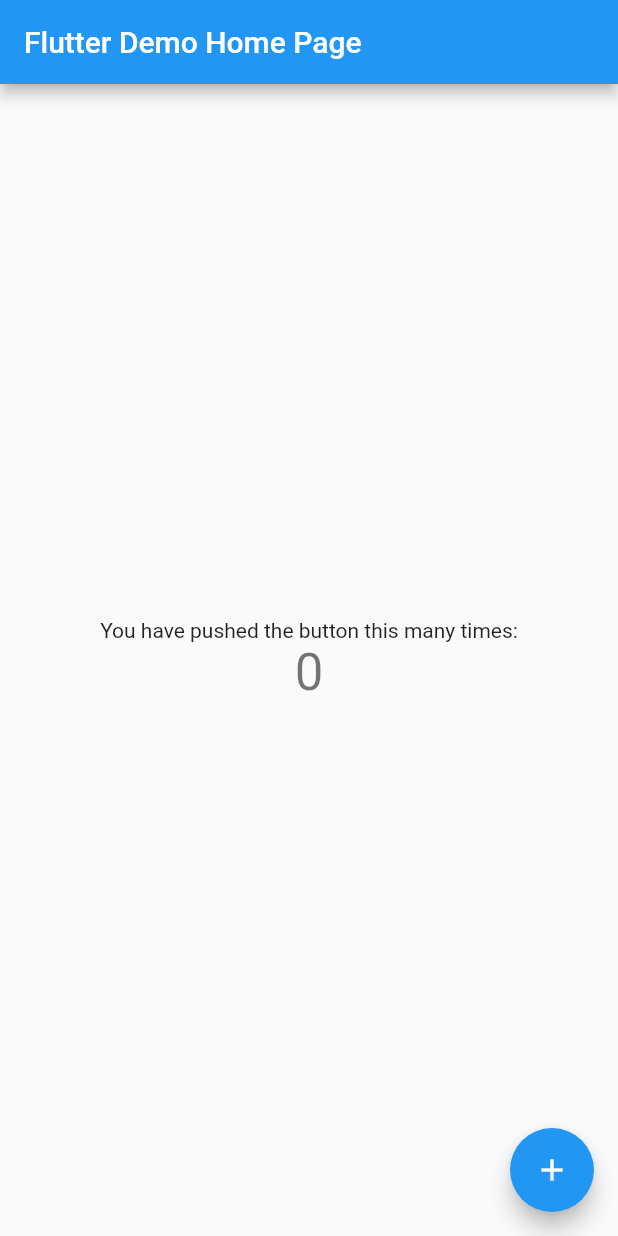
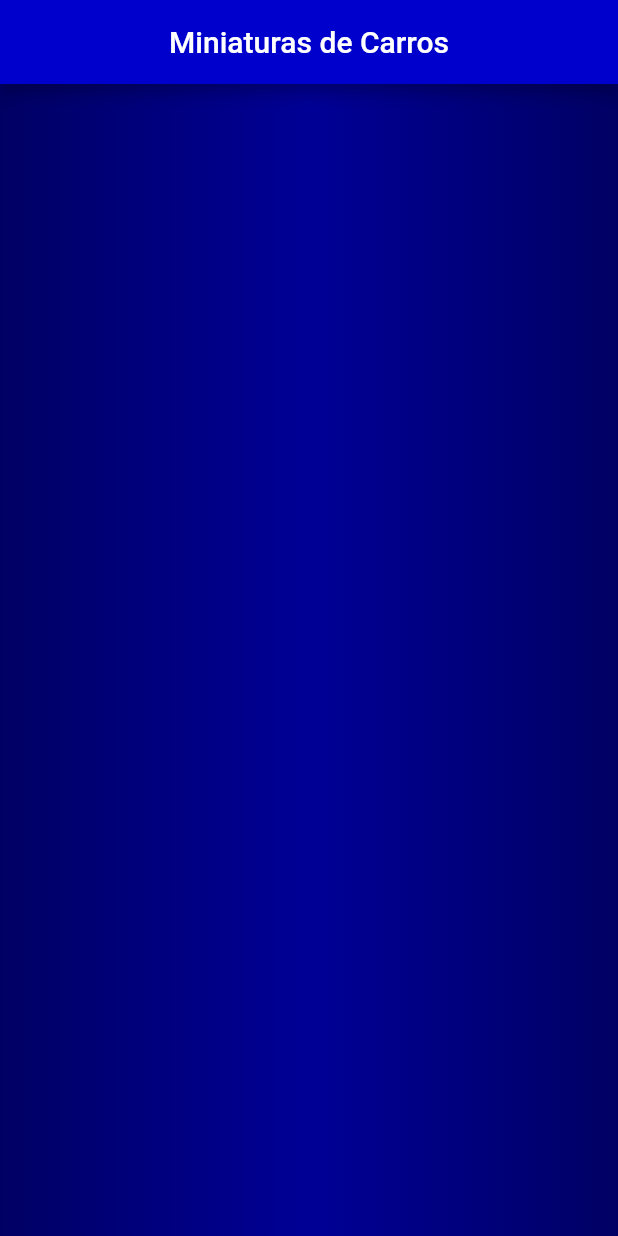
Before and after one commit to Ancora/flutter_cars, a Flutter app: the screen it shows after launch, on a phone screen of 412 x 824 dp. Run offline on Flutter 3.47's test engine with Material 2 defaults, Android fonts, the phone set to English and light mode, and no system bars.

Commit message:
079-Estrutura básica.

```diff
--- a/lib/main.dart
+++ b/lib/main.dart
@@ -1,113 +1,20 @@
 import 'package:flutter/material.dart';
+import 'package:fluttercars/pages/login_page.dart';
 
 void main() {
   runApp(MyApp());
 }
 
 class MyApp extends StatelessWidget {
-  // This widget is the root of your application.
   @override
   Widget build(BuildContext context) {
     return MaterialApp(
-      title: 'Flutter Demo',
+      debugShowCheckedModeBanner: false,
       theme: ThemeData(
-        // This is the theme of your application.
-        //
-        // Try running your application with "flutter run". You'll see the
-        // application has a blue toolbar. Then, without quitting the app, try
-        // changing the primarySwatch below to Colors.green and then invoke
-        // "hot reload" (press "r" in the console where you ran "flutter run",
-        // or simply save your changes to "hot reload" in a Flutter IDE).
-        // Notice that the counter didn't reset back to zero; the application
-        // is not restarted.
         primarySwatch: Colors.blue,
+        primaryColor: Color.fromARGB(255, 0, 0, 205),
       ),
-      home: MyHomePage(title: 'Flutter Demo Home Page'),
+      home: LoginPage(),
     );
   }
 }
-
-class MyHomePage extends StatefulWidget {
-  MyHomePage({Key key, this.title}) : super(key: key);
-
-  // This widget is the home page of your application. It is stateful, meaning
-  // that it has a State object (defined below) that contains fields that affect
-  // how it looks.
-
-  // This class is the configuration for the state. It holds the values (in this
-  // case the title) provided by the parent (in this case the App widget) and
-  // used by the build method of the State. Fields in a Widget subclass are
-  // always marked "final".
-
-  final String title;
-
-  @override
-  _MyHomePageState createState() => _MyHomePageState();
-}
-
-class _MyHomePageState extends State<MyHomePage> {
-  int _counter = 0;
-
-  void _incrementCounter() {
-    setState(() {
-      // This call to setState tells the Flutter framework that something has
-      // changed in this State, which causes it to rerun the build method below
-      // so that the display can reflect the updated values. If we changed
-      // _counter without calling setState(), then the build method would not be
-      // called again, and so nothing would appear to happen.
-      _counter++;
-    });
-  }
-
-  @override
-  Widget build(BuildContext context) {
-    // This method is rerun every time setState is called, for instance as done
-    // by the _incrementCounter method above.
-    //
-    // The Flutter framework has been optimized to make rerunning build methods
-    // fast, so that you can just rebuild anything that needs updating rather
-    // than having to individually change instances of widgets.
-    return Scaffold(
-      appBar: AppBar(
-        // Here we take the value from the MyHomePage object that was created by
-        // the App.build method, and use it to set our appbar title.
-        title: Text(widget.title),
-      ),
-      body: Center(
-        // Center is a layout widget. It takes a single child and positions it
-        // in the middle of the parent.
-        child: Column(
-          // Column is also a layout widget. It takes a list of children and
-          // arranges them vertically. By default, it sizes itself to fit its
-          // children horizontally, and tries to be as tall as its parent.
-          //
-          // Invoke "debug painting" (press "p" in the console, choose the
-          // "Toggle Debug Paint" action from the Flutter Inspector in Android
-          // Studio, or the "Toggle Debug Paint" command in Visual Studio Code)
-          // to see the wireframe for each widget.
-          //
-          // Column has various properties to control how it sizes itself and
-          // how it positions its children. Here we use mainAxisAlignment to
-          // center the children vertically; the main axis here is the vertical
-          // axis because Columns are vertical (the cross axis would be
-          // horizontal).
-          mainAxisAlignment: MainAxisAlignment.center,
-          children: <Widget>[
-            Text(
-              'You have pushed the button this many times:',
-            ),
-            Text(
-              '$_counter',
-              style: Theme.of(context).textTheme.headline4,
-            ),
-          ],
-        ),
-      ),
-      floatingActionButton: FloatingActionButton(
-        onPressed: _incrementCounter,
-        tooltip: 'Increment',
-        child: Icon(Icons.add),
-      ), // This trailing comma makes auto-formatting nicer for build methods.
-    );
-  }
-}
--- /dev/null
+++ b/lib/pages/login_page.dart
@@ -0,0 +1,28 @@
+import 'package:flutter/material.dart';
+
+class LoginPage extends StatelessWidget {
+  @override
+  Widget build(BuildContext context) {
+    return Scaffold(
+      appBar: AppBar(
+        title: Text('Miniaturas de Carros'),
+        centerTitle: true,
+      ),
+      body: _body(),
+    );
+  }
+
+  _body() {
+    return Container(
+      decoration: BoxDecoration(
+        gradient: LinearGradient(
+          colors: [
+            Color.fromARGB(255, 0, 0, 100),
+            Color.fromARGB(255, 0, 0, 150),
+            Color.fromARGB(255, 0, 0, 100),
+          ],
+        ),
+      ),
+    );
+  }
+}
```
